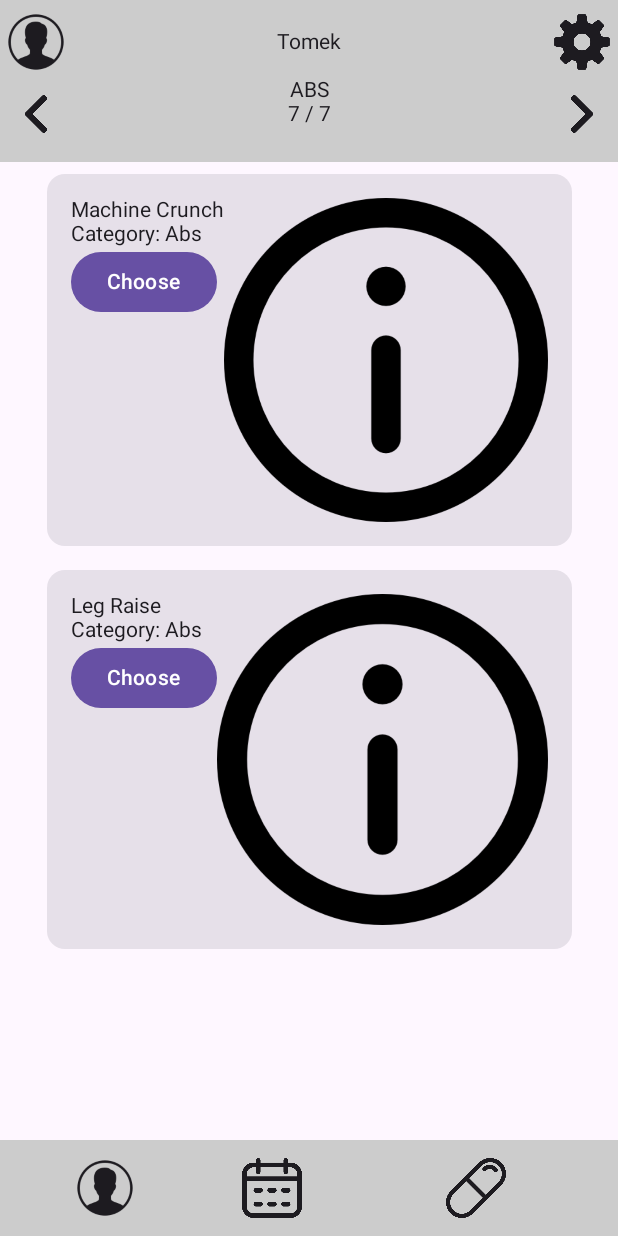
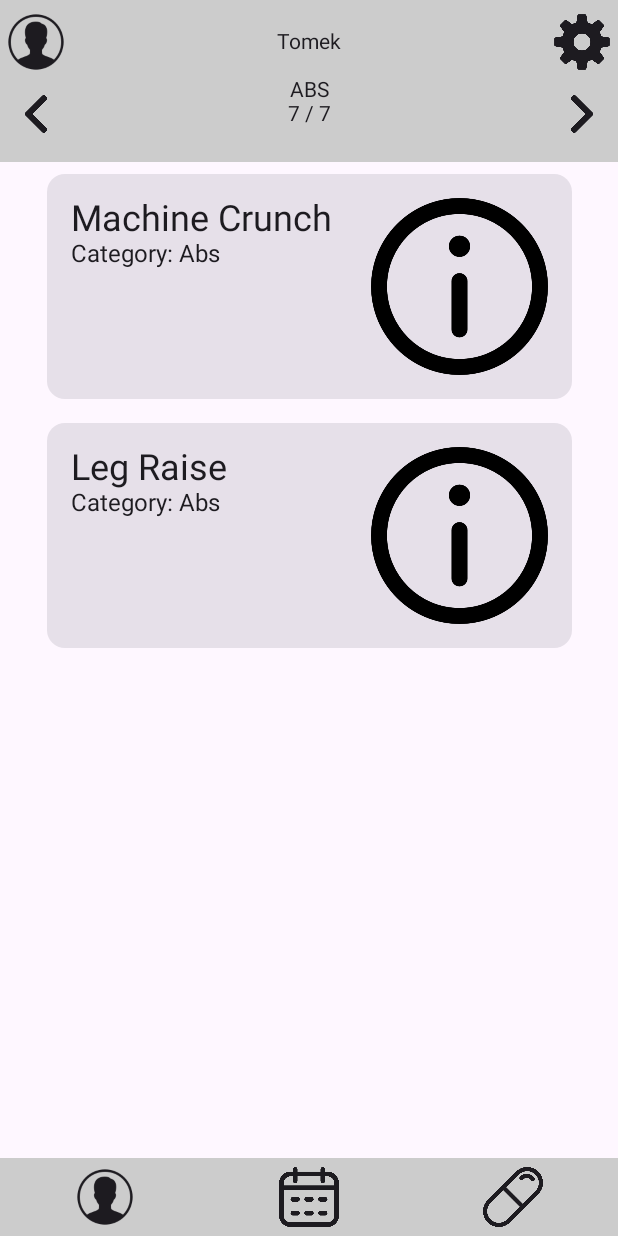
Before and after one commit to Tomki2258/Gym-Tracker, an Android app built with Jetpack Compose: the screen it shows after launch (MainActivity), after a tap on "Filter Icon", on a phone screen of 412 x 824 dp. Run offline under Robolectric (Android 15) with nearby library versions, the phone set to English and light mode, and no system bars; our stand-ins replace Room's generated code, accompanist.

Commit message:
Update MainActivity.kt

```diff
--- a/app/src/main/java/com/example/gymtracker/MainActivity.kt
+++ b/app/src/main/java/com/example/gymtracker/MainActivity.kt
@@ -10,12 +10,12 @@ import androidx.activity.compose.setContent
 import androidx.activity.enableEdgeToEdge
 import androidx.compose.foundation.Image
 import androidx.compose.foundation.background
+import androidx.compose.foundation.clickable
 import androidx.compose.foundation.horizontalScroll
 import androidx.compose.foundation.layout.Arrangement
 import androidx.compose.foundation.layout.Box
 import androidx.compose.foundation.layout.Column
 import androidx.compose.foundation.layout.Row
-import androidx.compose.foundation.layout.Spacer
 import androidx.compose.foundation.layout.fillMaxSize
 import androidx.compose.foundation.layout.fillMaxWidth
 import androidx.compose.foundation.layout.padding
@@ -202,7 +202,7 @@ fun MainView(modifier: Modifier = Modifier, measurementViewModel: MeasurementVie
                 modifier = Modifier
                     .fillMaxSize()
                     .horizontalScroll(rememberScrollState())
-                    .padding(0.dp, 0.dp, 0.dp, 65.dp),
+                    .padding(0.dp, 0.dp, 0.dp, 47.dp),
                 horizontalAlignment = Alignment.CenterHorizontally
             ) {
                 ExerciseList(ExerciseManager.exercises, currentCategory)
@@ -215,12 +215,12 @@ fun MainView(modifier: Modifier = Modifier, measurementViewModel: MeasurementVie
                 .align(Alignment.BottomStart)
                 .fillMaxWidth()
                 .background(Color.LightGray)
-                .padding(8.dp),
+                .padding(2.dp),
             horizontalArrangement = Arrangement.SpaceEvenly
         ) {
             IconButton(
                 onClick = { showNickameDialog.value = true },
-                modifier = Modifier.width(50.dp)
+                modifier = Modifier.weight(1f)
             ) {
                 Icon(
                     painter = painterResource(R.drawable.icons8_male_user_100),
@@ -229,7 +229,7 @@ fun MainView(modifier: Modifier = Modifier, measurementViewModel: MeasurementVie
             }
             IconButton(
                 onClick = { LaunchTrainingPlanIntent(context) },
-                modifier = Modifier.width(100.dp)
+                modifier = Modifier.weight(1f)
             ) {
                 Icon(
                     painter = painterResource(R.drawable.calendar),
@@ -238,7 +238,7 @@ fun MainView(modifier: Modifier = Modifier, measurementViewModel: MeasurementVie
             }
             IconButton(
                 onClick = { showHourDialog.value = true },
-                modifier = Modifier.width(100.dp)
+                modifier = Modifier.weight(1f)
             ) {
                 Icon(
                     painter = painterResource(R.drawable.meds),
@@ -292,16 +292,23 @@ fun ExerciseCard(exercise: ExerciseClass, index: Int) {
         ) {
             Column(
                 modifier = Modifier.padding(16.dp)
+                .clickable {
+                    LaunchExerciseIntent(index, context)
+                }
             ) {
                 Row {
-                    Column {
-                        Text(text = exercise.name)
-                        Text(text = "Category: ${exercise.categoryString}")
-                        Button(onClick = {
-                            LaunchExerciseIntent(index, context)
-                        }) {
-                            Text(text = "Choose")
-                        }
+                    Column (
+                        modifier = Modifier.width(200.dp)
+                    ){
+                        Text(text = exercise.name
+                        , fontSize = 24.sp)
+                        Text(text = "Category: ${exercise.categoryString}"
+                        , fontSize = 16.sp)
+//                        Button(onClick = {
+//                            LaunchExerciseIntent(index, context)
+//                        }) {
+//                            Text(text = "Choose")
+//                        }
                     }
                     if (photoId != 0) {
                         Image(
```
